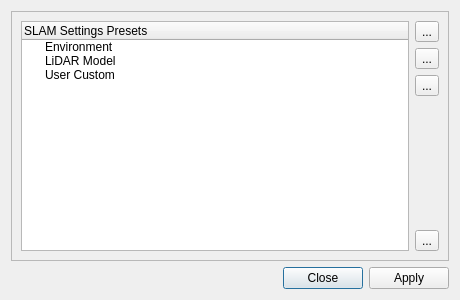
The window that paraview_wrapping/Plugin/UserInterface/Resources/UI/sqPresetDialog.ui (Perception4D/LidarSlam) describes before a commit, drawn with Qt 5.
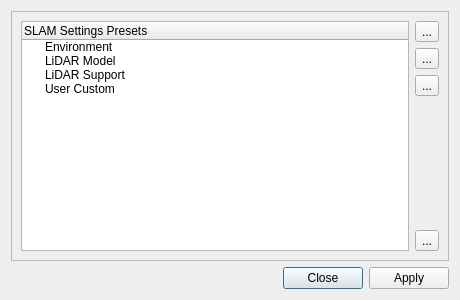
The same window after the commit. Icons and pictures are not drawn.

Commit message: [PV][feat] Add new LiDAR support preset category

What changed in the file:
```diff
--- a/paraview_wrapping/Plugin/UserInterface/Resources/UI/sqPresetDialog.ui
+++ b/paraview_wrapping/Plugin/UserInterface/Resources/UI/sqPresetDialog.ui
@@ -80,6 +80,14 @@
           <set>ItemIsDragEnabled|ItemIsDropEnabled|ItemIsEnabled</set>
          </property>
         </item>
+        <item>
+         <property name="text">
+          <string>LiDAR Support</string>
+         </property>
+         <property name="flags">
+          <set>ItemIsDragEnabled|ItemIsDropEnabled|ItemIsEnabled</set>
+         </property>
+        </item>
         <item>
          <property name="text">
           <string>User Custom</string>
```
The commit also changes 1 other file.
